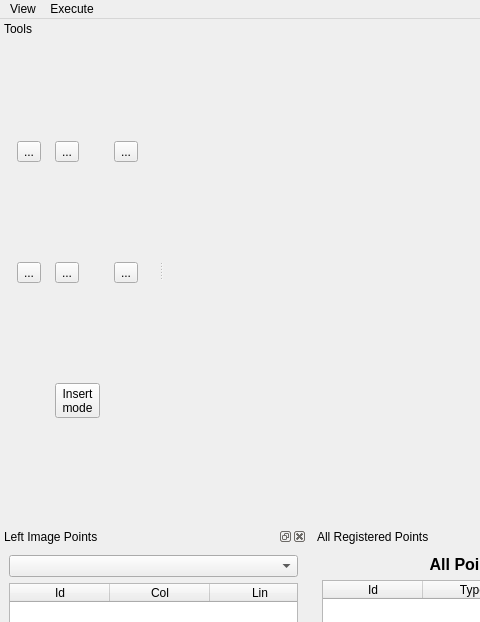
e-foto/e-foto, file qt/interface/FotoTriForm.ui: the form before one commit; both pictures show x 0 to 480 and y 0 to 622 of the 1246 by 806 pixel window.
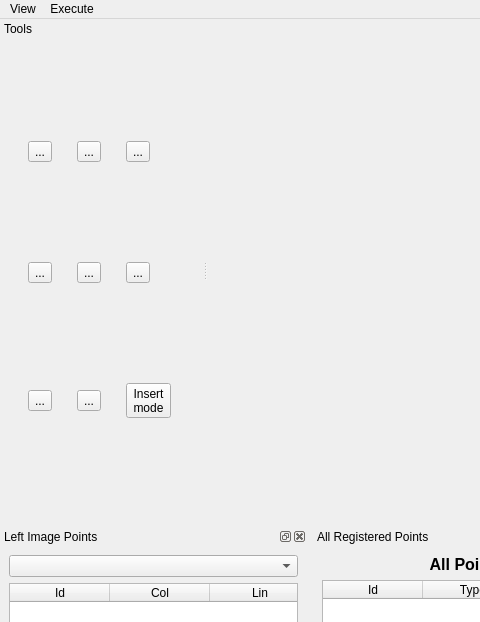
The form after the commit. Icons and pictures are not drawn. Custom widgets are drawn as their Qt base class.

The edit to the form file:
```diff
--- a/qt/interface/FotoTriForm.ui
+++ b/qt/interface/FotoTriForm.ui
@@ -321,7 +321,7 @@
    </property>
    <property name="minimumSize">
     <size>
-     <width>158</width>
+     <width>202</width>
      <height>177</height>
     </size>
    </property>
@@ -474,7 +474,55 @@
        </property>
       </widget>
      </item>
+     <item row="2" column="0">
+      <widget class="QToolButton" name="reportButton">
+       <property name="toolTip">
+        <string>&lt;!DOCTYPE HTML PUBLIC &quot;-//W3C//DTD HTML 4.0//EN&quot; &quot;http://www.w3.org/TR/REC-html40/strict.dtd&quot;&gt;
+&lt;html&gt;&lt;head&gt;&lt;meta name=&quot;qrichtext&quot; content=&quot;1&quot; /&gt;&lt;style type=&quot;text/css&quot;&gt;
+p, li { white-space: pre-wrap; }
+&lt;/style&gt;&lt;/head&gt;&lt;body style=&quot; font-family:'MS Shell Dlg 2'; font-size:8.25pt; font-weight:400; font-style:normal;&quot;&gt;
+&lt;p style=&quot; margin-top:0px; margin-bottom:0px; margin-left:0px; margin-right:0px; -qt-block-indent:0; text-indent:0px;&quot;&gt;&lt;span style=&quot; font-size:8pt; font-weight:600; color:#000000;&quot;&gt;Photo-triangulation report &lt;/span&gt;&lt;/p&gt;&lt;/body&gt;&lt;/html&gt;</string>
+       </property>
+       <property name="text">
+        <string>...</string>
+       </property>
+       <property name="icon">
+        <iconset resource="../resource/resource.qrc">
+         <normaloff>:/icon/report.png</normaloff>:/icon/report.png</iconset>
+       </property>
+       <property name="iconSize">
+        <size>
+         <width>32</width>
+         <height>32</height>
+        </size>
+       </property>
+      </widget>
+     </item>
      <item row="2" column="1">
+      <widget class="QToolButton" name="doneButton">
+       <property name="toolTip">
+        <string>&lt;!DOCTYPE HTML PUBLIC &quot;-//W3C//DTD HTML 4.0//EN&quot; &quot;http://www.w3.org/TR/REC-html40/strict.dtd&quot;&gt;
+&lt;html&gt;&lt;head&gt;&lt;meta name=&quot;qrichtext&quot; content=&quot;1&quot; /&gt;&lt;style type=&quot;text/css&quot;&gt;
+p, li { white-space: pre-wrap; }
+&lt;/style&gt;&lt;/head&gt;&lt;body style=&quot; font-family:'MS Shell Dlg 2'; font-size:8.25pt; font-weight:400; font-style:normal;&quot;&gt;
+&lt;p style=&quot; margin-top:0px; margin-bottom:0px; margin-left:0px; margin-right:0px; -qt-block-indent:0; text-indent:0px;&quot;&gt;&lt;span style=&quot; font-size:8pt; font-weight:600; color:#000000;&quot;&gt;Done &lt;/span&gt;&lt;/p&gt;&lt;/body&gt;&lt;/html&gt;</string>
+       </property>
+       <property name="text">
+        <string>...</string>
+       </property>
+       <property name="icon">
+        <iconset resource="../resource/resource.qrc">
+         <normaloff>:/icon/done.png</normaloff>:/icon/done.png</iconset>
+       </property>
+       <property name="iconSize">
+        <size>
+         <width>32</width>
+         <height>32</height>
+        </size>
+       </property>
+      </widget>
+     </item>
+     <item row="2" column="2">
       <widget class="QToolButton" name="insertPointInButton">
        <property name="toolTip">
         <string>&lt;!DOCTYPE HTML PUBLIC &quot;-//W3C//DTD HTML 4.0//EN&quot; &quot;http://www.w3.org/TR/REC-html40/strict.dtd&quot;&gt;
```
Left out of the diff: 8 changed lines with no effect on the pictures.
